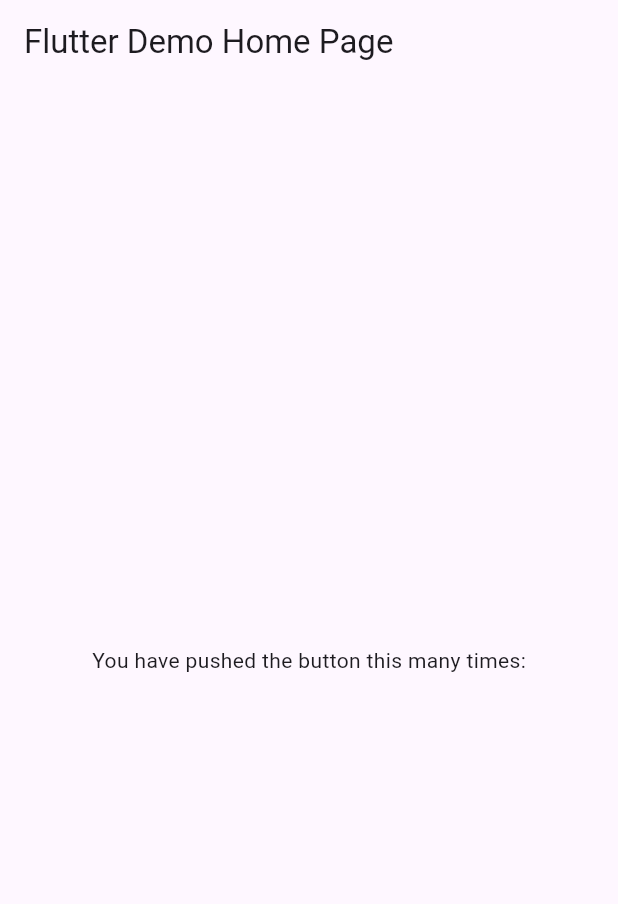
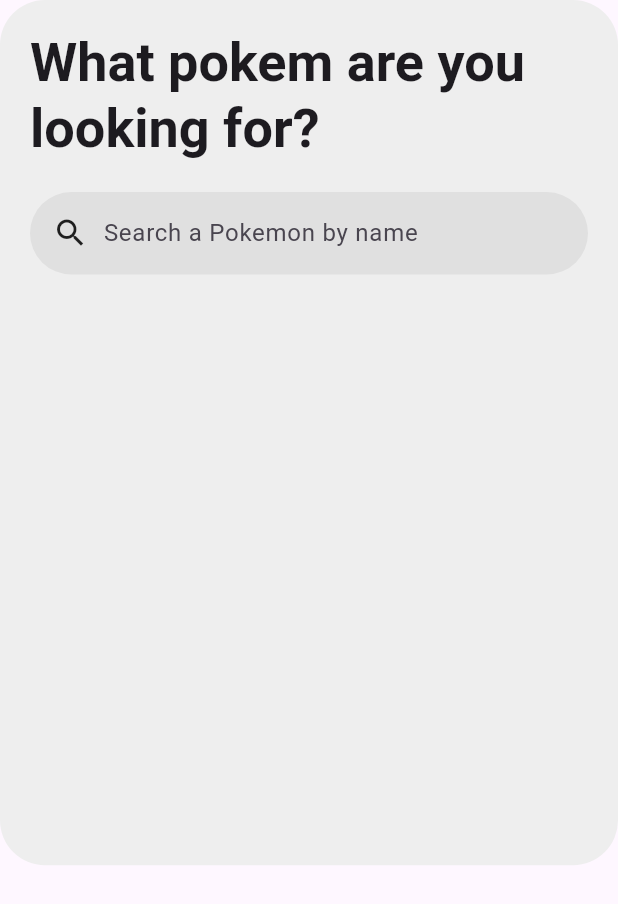
Before and after one commit to Gabriel2048/Pokedex, a Flutter app: the screen it shows after launch, on a phone screen of 412 x 824 dp. Shown: the top 904 px of the screen. Run offline on Flutter 3.47's test engine with Material 2 defaults, Android fonts, the phone set to English and light mode, and no system bars; our stand-ins replace google_fonts; Roboto replaces fonts that are missing (Ubuntu).

Commit message:
Added search card with search box

```diff
--- /dev/null
+++ b/lib/layout/border_radius/symmetric_border_radius.dart
@@ -0,0 +1,9 @@
+import 'package:flutter/material.dart';
+
+class SymmetricBorderRadius extends BorderRadius {
+  const SymmetricBorderRadius.horizonatal(Radius ammount)
+      : super.horizontal(
+          left: ammount,
+          right: ammount,
+        );
+}
--- a/lib/main.dart
+++ b/lib/main.dart
@@ -1,4 +1,5 @@
 import 'package:flutter/material.dart';
+import 'package:pokedex/screens/explore/explore_screen.dart';
 
 void main() {
   runApp(const MyApp());
@@ -7,40 +8,15 @@ void main() {
 class MyApp extends StatelessWidget {
   const MyApp({Key? key}) : super(key: key);
 
-  // This widget is the root of your application.
   @override
   Widget build(BuildContext context) {
     return MaterialApp(
-      title: 'Flutter Demo',
       theme: ThemeData(
-        primarySwatch: Colors.blue,
-        useMaterial3: true
+        primarySwatch: Colors.green,
+        useMaterial3: true,
       ),
-      home: const MyHomePage(title: 'Flutter Demo Home Page'),
+      home: const ExploreScreen(),
+      debugShowCheckedModeBanner: false,
     );
   }
 }
-
-class MyHomePage extends StatefulWidget {
-  const MyHomePage({
-    Key? key,
-    required this.title,
-  }) : super(key: key);
-  final String title;
-
-  @override
-  State<MyHomePage> createState() => _MyHomePageState();
-}
-
-class _MyHomePageState extends State<MyHomePage> {
-  @override
-  Widget build(BuildContext context) {
-    return Scaffold(
-      appBar: AppBar(
-        title: Text(widget.title),
-      ),
-      body: const Center(
-          child: Text('You have pushed the button this many times:')),
-    );
-  }
-}
--- /dev/null
+++ b/lib/screens/explore/explore_screen.dart
@@ -0,0 +1,45 @@
+import 'package:flutter/material.dart';
+import 'package:google_fonts/google_fonts.dart';
+import 'package:pokedex/screens/explore/search_box.dart';
+
+class ExploreScreen extends StatelessWidget {
+  const ExploreScreen({Key? key}) : super(key: key);
+
+  @override
+  Widget build(BuildContext context) {
+    final size = MediaQuery.of(context).size;
+    return Scaffold(
+      body: SizedBox(
+        height: size.height * 0.7,
+        width: double.infinity,
+        child: Card(
+          color: Colors.grey[200],
+          elevation: 0,
+          margin: EdgeInsets.zero,
+          shape: RoundedRectangleBorder(
+            borderRadius: BorderRadius.circular(30),
+          ),
+          child: SafeArea(
+            child: Container(
+              padding: const EdgeInsets.symmetric(horizontal: 20, vertical: 20),
+              child: Column(
+                crossAxisAlignment: CrossAxisAlignment.center,
+                mainAxisAlignment: MainAxisAlignment.start,
+                children: [
+                  Text(
+                    'What pokem are you looking for?',
+                    style: GoogleFonts.ubuntu(
+                        textStyle: Theme.of(context).textTheme.displaySmall,
+                        fontWeight: FontWeight.bold),
+                  ),
+                  const SizedBox(height: 20),
+                  const SearchBox()
+                ],
+              ),
+            ),
+          ),
+        ),
+      ),
+    );
+  }
+}
--- /dev/null
+++ b/lib/screens/explore/search_box.dart
@@ -0,0 +1,38 @@
+import 'package:flutter/material.dart';
+import 'package:pokedex/layout/border_radius/symmetric_border_radius.dart';
+
+class SearchBox extends StatelessWidget {
+  const SearchBox({Key? key}) : super(key: key);
+
+  @override
+  Widget build(BuildContext context) {
+    return Container(
+      decoration: BoxDecoration(
+        color: Colors.grey[300],
+        borderRadius: const SymmetricBorderRadius.horizonatal(Radius.circular(50)),
+      ),
+      height: 55,
+      child: Align(
+        alignment: Alignment.centerLeft,
+        child: Row(
+          children: const [
+            Padding(
+              padding: EdgeInsets.only(left: 15),
+              child: Icon(Icons.search),
+            ),
+            SizedBox(
+              width: 10,
+            ),
+            Expanded(
+              child: TextField(
+                decoration: InputDecoration.collapsed(
+                  hintText: 'Search a Pokemon by name',
+                ),
+              ),
+            ),
+          ],
+        ),
+      ),
+    );
+  }
+}
--- a/pubspec.yaml
+++ b/pubspec.yaml
@@ -34,6 +34,7 @@ dependencies:
   # The following adds the Cupertino Icons font to your application.
   # Use with the CupertinoIcons class for iOS style icons.
   cupertino_icons: ^1.0.2
+  google_fonts: ^2.3.3
 
 dev_dependencies:
   flutter_test:
```
Also changed, not shown: pubspec.lock, 1 other file.
